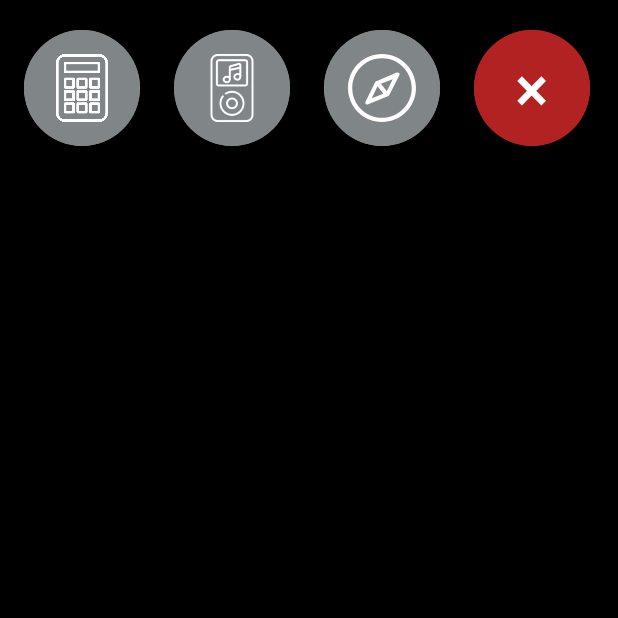
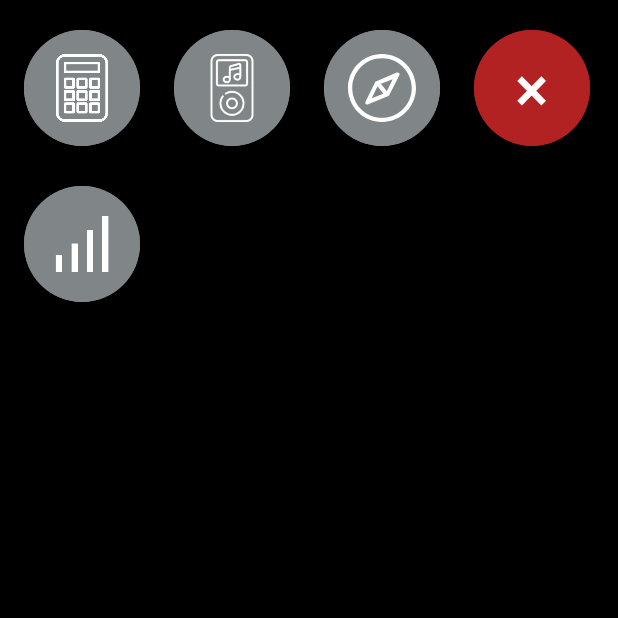
Before and after one commit to vadimpopov1/Visual-Programming, an Android app: the screen it shows after launch (MainMenu), on a phone screen of 412 x 824 dp, the top half of it. Run offline under Robolectric (Android 15) with nearby library versions, the phone set to English and light mode, and no system bars.

Commit message:
Created telephony

```diff
--- a/app/src/main/AndroidManifest.xml
+++ b/app/src/main/AndroidManifest.xml
@@ -1,6 +1,7 @@
 <?xml version="1.0" encoding="utf-8"?>
 <manifest xmlns:android="http://schemas.android.com/apk/res/android"
     xmlns:tools="http://schemas.android.com/tools">
+
     <uses-permission android:name="android.permission.ACCESS_FINE_LOCATION" />
     <uses-permission android:name="android.permission.ACCESS_COARSE_LOCATION" />
     <uses-permission android:name="android.permission.MODIFY_AUDIO_SETTINGS" />
@@ -14,6 +15,9 @@
         android:roundIcon="@mipmap/ic_launcher_round"
         android:supportsRtl="true"
         android:theme="@style/Theme.Calculator">
+        <activity
+            android:name=".Ui.Telephony.TelephonyActivity"
+            android:exported="false" />
         <activity
             android:name=".Ui.Location.LocationActivity"
             android:exported="false" />
--- a/app/src/main/java/com/example/calculator/Services/LocationService.kt
+++ b/app/src/main/java/com/example/calculator/Services/LocationService.kt
@@ -1,6 +1,8 @@
 package com.example.calculator.Services
 
+import android.Manifest
 import android.content.Context
+import androidx.annotation.RequiresPermission
 import com.google.android.gms.location.*
 
 class LocationService(private val context: Context) {
@@ -15,6 +17,7 @@ class LocationService(private val context: Context) {
     private var locationCallback: LocationCallback? = null
     private var isCollecting = false
 
+    @RequiresPermission(allOf = [Manifest.permission.ACCESS_FINE_LOCATION, Manifest.permission.ACCESS_COARSE_LOCATION])
     fun startLocationUpdates() {
         if (isCollecting) return
 
@@ -28,6 +31,7 @@ class LocationService(private val context: Context) {
         isCollecting = false
     }
 
+    @RequiresPermission(allOf = [Manifest.permission.ACCESS_FINE_LOCATION, Manifest.permission.ACCESS_COARSE_LOCATION])
     fun getCurrentLocation() {
         fusedLocationClient.lastLocation.addOnSuccessListener { }
     }
--- a/app/src/main/java/com/example/calculator/Supp/PermissionManager.kt
+++ b/app/src/main/java/com/example/calculator/Supp/PermissionManager.kt
@@ -13,7 +13,7 @@ object PermissionManager {
     }
 
     fun requestLocationPermission(activity: Activity) {
-        ActivityCompat.requestPermissions(activity, arrayOf(android.Manifest.permission.ACCESS_FINE_LOCATION, android.Manifest.permission.ACCESS_COARSE_LOCATION), LOCATION_PERMISSION_REQUEST_CODE)
+        ActivityCompat.requestPermissions(activity, arrayOf(android.Manifest.permission.ACCESS_FINE_LOCATION, android.Manifest.permission.ACCESS_COARSE_LOCATION, android.Manifest.permission.READ_PHONE_STATE), LOCATION_PERMISSION_REQUEST_CODE)
     }
 
     fun isPermissionGranted(grantResults: IntArray): Boolean {
--- a/app/src/main/java/com/example/calculator/Ui/Hub/MainMenu.kt
+++ b/app/src/main/java/com/example/calculator/Ui/Hub/MainMenu.kt
@@ -12,6 +12,7 @@ import com.example.calculator.Ui.AudioPlayer.AudioPlayerActivity
 import com.example.calculator.Ui.Calculator.CalcActivity
 import com.example.calculator.Ui.Location.LocationActivity
 import com.example.calculator.R
+import com.example.calculator.Ui.Telephony.TelephonyActivity
 
 class MainMenu : AppCompatActivity() {
     override fun onCreate(savedInstanceState: Bundle?) {
@@ -30,6 +31,7 @@ class MainMenu : AppCompatActivity() {
         val buttonPlayer = findViewById<TextView>(R.id.button_player)
         val buttonExit = findViewById<TextView>(R.id.button_exit)
         val buttonLocation = findViewById<TextView>(R.id.button_location)
+        val buttonTelephony = findViewById<TextView>(R.id.button_telephony)
 
         buttonCalc.setOnClickListener {
             startActivity(Intent(this, CalcActivity::class.java))
@@ -43,6 +45,10 @@ class MainMenu : AppCompatActivity() {
             startActivity(Intent(this, LocationActivity::class.java))
         }
 
+        buttonTelephony.setOnClickListener {
+            startActivity(Intent(this, TelephonyActivity::class.java))
+        }
+
         buttonExit.setOnClickListener {
             finishAffinity()
         }
--- a/app/src/main/res/layout/activity_main_menu.xml
+++ b/app/src/main/res/layout/activity_main_menu.xml
@@ -18,6 +18,21 @@
         android:backgroundTint="#808588"
         app:cornerRadius="85dp"
         app:icon="@drawable/icn_calc"
+        app:iconGravity="textStart"
+        app:iconPadding="0dp"
+        app:iconSize="45dp"
+        app:layout_constraintStart_toStartOf="parent"
+        app:layout_constraintTop_toTopOf="parent" />
+
+    <com.google.android.material.button.MaterialButton
+        android:id="@+id/button_telephony"
+        android:layout_width="77dp"
+        android:layout_height="85dp"
+        android:layout_marginStart="16dp"
+        android:layout_marginTop="120dp"
+        android:backgroundTint="#808588"
+        app:cornerRadius="85dp"
+        app:icon="@drawable/signal"
         app:iconGravity="textStart"
         app:iconPadding="0dp"
         app:iconSize="45dp"
```
Also changed, not shown: app/src/main/java/com/example/calculator/Ui/Telephony/TelephonyActivity.kt (added, +63 -0 lines), app/src/main/res/layout/activity_telephony.xml (added, +43 -0 lines), app/src/main/res/drawable/signal.png (added).
